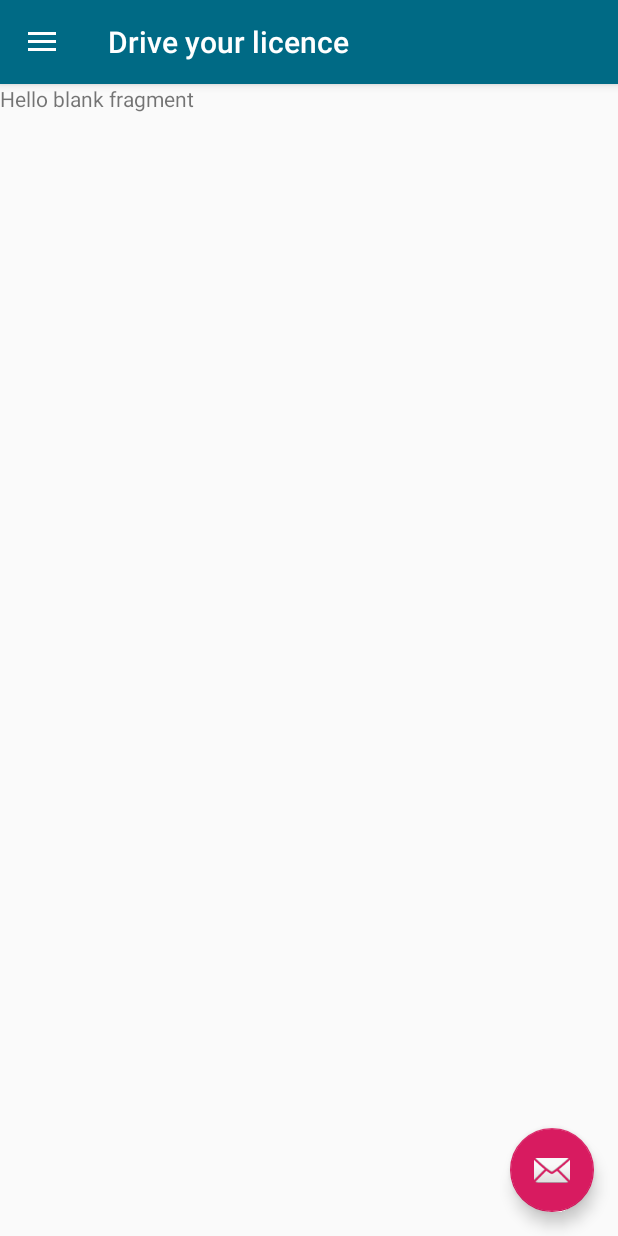
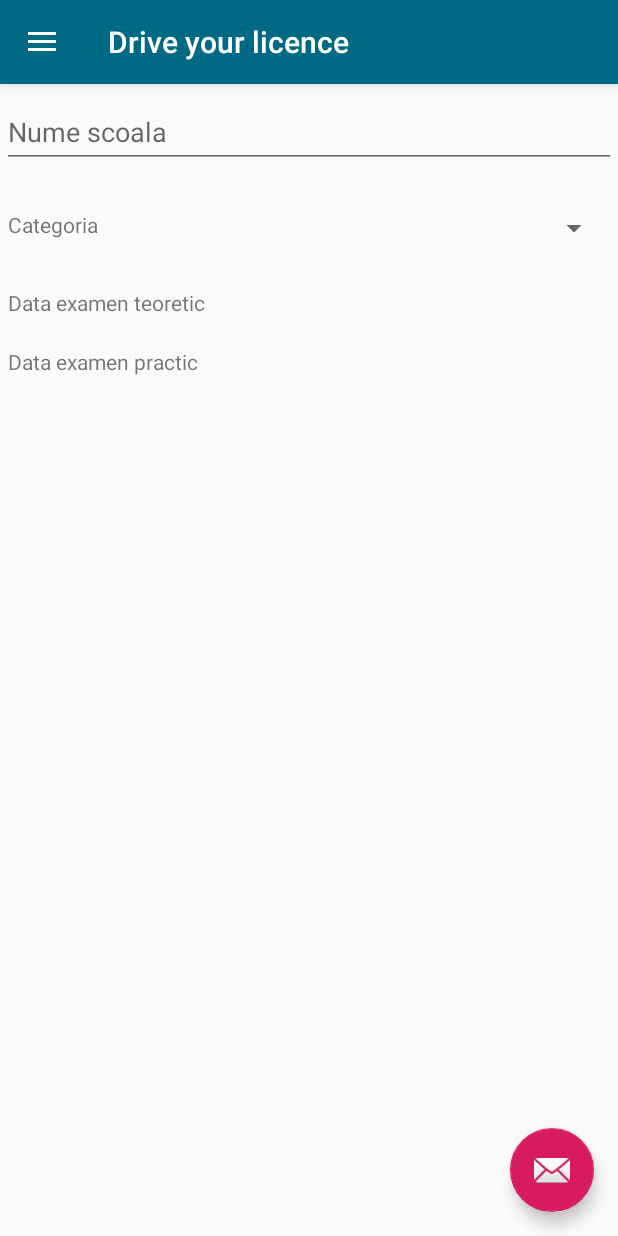
Before and after one commit to StefanLazea/driver-inneed, an Android app: the fragment FormStudentFragment placed in its activity, on a phone screen of 412 x 824 dp. Run offline under Robolectric (Android 15) with nearby library versions, the phone set to English and light mode, and no system bars.

Commit message:
Add form for students

```diff
--- a/DamApp/app/src/main/res/layout/fragment_form_student.xml
+++ b/DamApp/app/src/main/res/layout/fragment_form_student.xml
@@ -1,14 +1,75 @@
 <?xml version="1.0" encoding="utf-8"?>
-<FrameLayout xmlns:android="http://schemas.android.com/apk/res/android"
+<androidx.constraintlayout.widget.ConstraintLayout xmlns:android="http://schemas.android.com/apk/res/android"
+    xmlns:app="http://schemas.android.com/apk/res-auto"
     xmlns:tools="http://schemas.android.com/tools"
     android:layout_width="match_parent"
     android:layout_height="match_parent"
     tools:context=".fragment.FormStudentFragment">
 
-    <!-- TODO: Update blank fragment layout -->
+    <com.google.android.material.textfield.TextInputLayout
+        android:id="@+id/form_ti_school"
+        android:layout_width="match_parent"
+        android:layout_height="wrap_content"
+        android:layout_marginStart="1dp"
+        android:layout_marginEnd="1dp"
+        app:layout_constraintEnd_toEndOf="parent"
+        app:layout_constraintStart_toStartOf="parent"
+        app:layout_constraintTop_toTopOf="parent">
+
+        <com.google.android.material.textfield.TextInputEditText
+            android:id="@+id/form_tx_school_name"
+            android:layout_width="match_parent"
+            android:layout_height="wrap_content"
+            android:hint="@string/form_school_name" />
+    </com.google.android.material.textfield.TextInputLayout>
+
+    <Spinner
+        android:id="@+id/form_spinner_licence_category"
+        android:layout_width="300dp"
+        android:layout_height="wrap_content"
+        android:layout_marginStart="100dp"
+        android:layout_marginTop="28dp"
+        app:layout_constraintEnd_toEndOf="parent"
+        app:layout_constraintHorizontal_bias="0.534"
+        app:layout_constraintStart_toStartOf="parent"
+        app:layout_constraintTop_toBottomOf="@+id/form_ti_school" />
+
     <TextView
-        android:layout_width="match_parent"
-        android:layout_height="match_parent"
-        android:text="@string/hello_blank_fragment" />
+        android:id="@+id/form_tv_date_practical"
+        android:layout_width="wrap_content"
+        android:layout_height="wrap_content"
+        android:layout_marginStart="5dp"
+        android:layout_marginTop="20dp"
+        android:text="Data examen practic"
+        app:layout_constraintEnd_toEndOf="parent"
+        app:layout_constraintHorizontal_bias="0.0"
+        app:layout_constraintStart_toStartOf="parent"
+        app:layout_constraintTop_toBottomOf="@+id/form_tv_date_theoretical" />
 
-</FrameLayout>
+    <TextView
+        android:id="@+id/form_tv_date_theoretical"
+        android:layout_width="wrap_content"
+        android:layout_height="wrap_content"
+        android:layout_marginStart="5dp"
+        android:layout_marginTop="28dp"
+        android:layout_marginEnd="272dp"
+        android:text="Data examen teoretic"
+        app:layout_constraintEnd_toEndOf="parent"
+        app:layout_constraintHorizontal_bias="0.0"
+        app:layout_constraintStart_toStartOf="parent"
+        app:layout_constraintTop_toBottomOf="@+id/form_spinner_licence_category" />
+
+    <TextView
+        android:id="@+id/form_tv_licence_category"
+        android:layout_width="wrap_content"
+        android:layout_height="wrap_content"
+        android:layout_marginStart="5dp"
+        android:layout_marginTop="28dp"
+        android:layout_marginEnd="40dp"
+        android:text="Categoria"
+        app:layout_constraintEnd_toStartOf="@+id/form_spinner_licence_category"
+        app:layout_constraintHorizontal_bias="0.0"
+        app:layout_constraintStart_toStartOf="parent"
+        app:layout_constraintTop_toBottomOf="@+id/form_ti_school" />
+
+</androidx.constraintlayout.widget.ConstraintLayout>
--- a/DamApp/app/src/main/res/values/strings.xml
+++ b/DamApp/app/src/main/res/values/strings.xml
@@ -42,4 +42,5 @@
     <string name="questions_btn_mechanics">Mechanics</string>
     <string name="questions_btn_tickets">Tickets</string>
     <string name="form_students_menu">About you</string>
+    <string name="form_school_name">Nume scoala</string>
 </resources>
```
